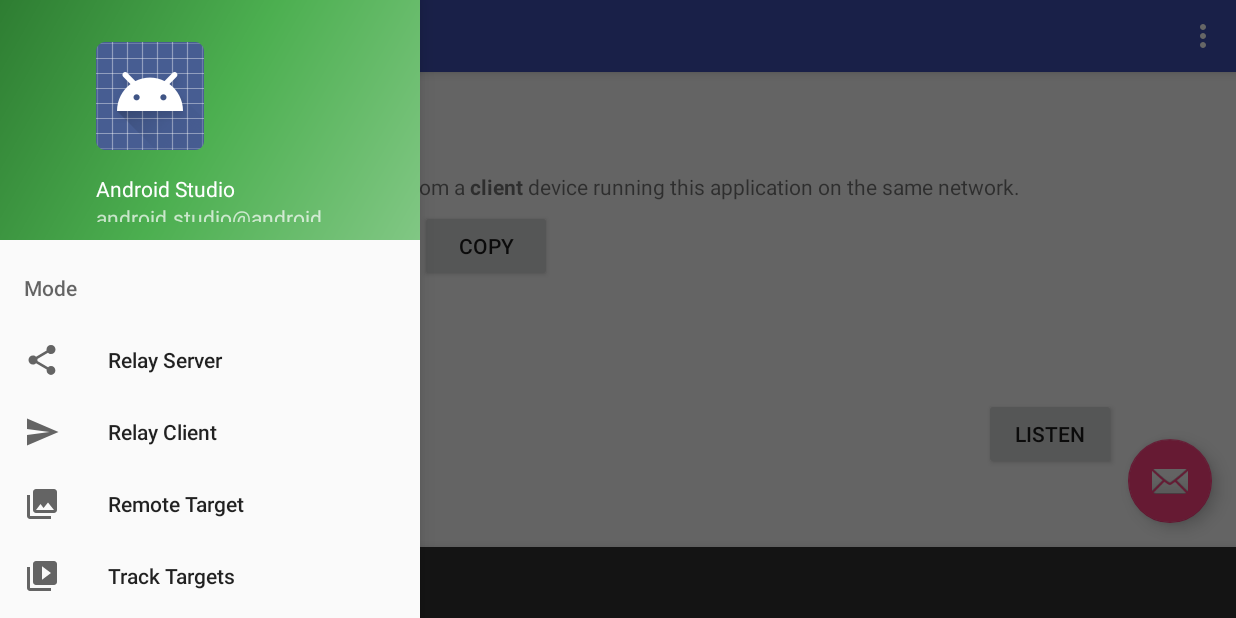
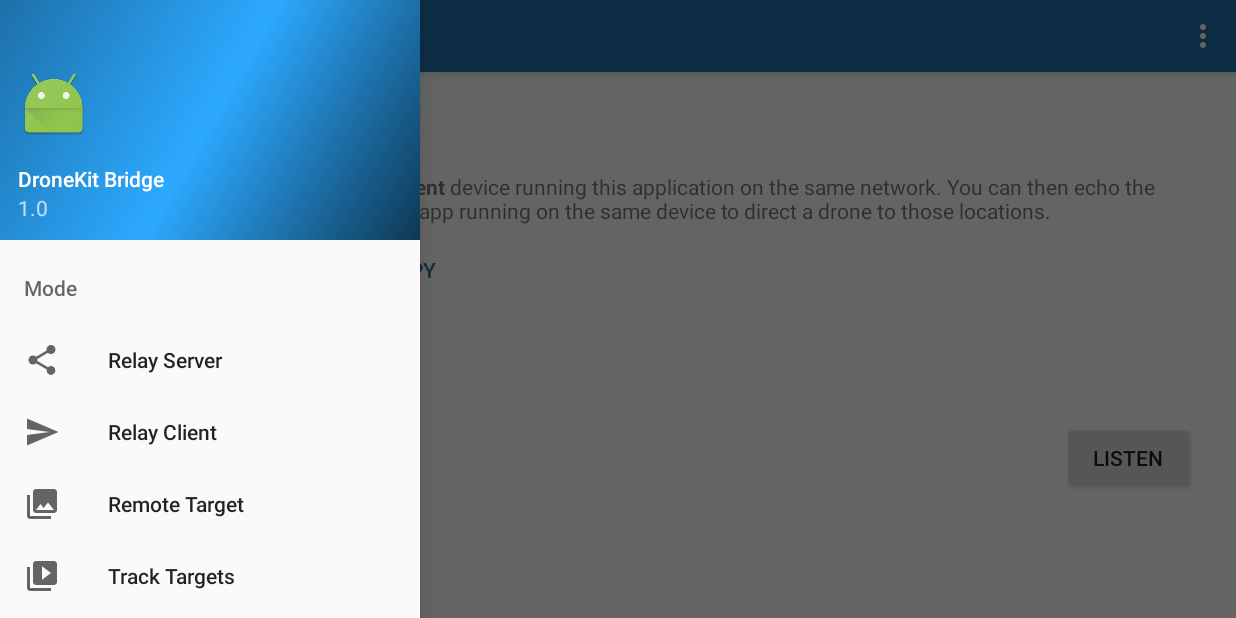
Before and after one commit to STMPNGRND/DroneKitBridge, an Android app: the screen it shows after launch (MainActivity), after a tap on "Open navigation drawer", on a phone screen of 824 x 412 dp (held sideways). Run offline under Robolectric (Android 15) with nearby library versions, the phone set to English and light mode, and no system bars; network calls fail; 1 other tap on this screen came first.

Commit message:
UI Cleanup

```diff
--- a/app/src/main/AndroidManifest.xml
+++ b/app/src/main/AndroidManifest.xml
@@ -27,7 +27,8 @@
         android:icon="@mipmap/ic_launcher"
         android:label="@string/app_name"
         android:supportsRtl="true"
-        android:theme="@style/AppTheme">
+        android:theme="@style/AppTheme"
+        >
 
         <meta-data
             android:name="com.google.android.maps.v2.API_KEY"
--- a/app/src/main/java/com/fognl/dronekitbridge/MainActivity.java
+++ b/app/src/main/java/com/fognl/dronekitbridge/MainActivity.java
@@ -3,9 +3,7 @@ package com.fognl.dronekitbridge;
 import android.content.pm.PackageManager;
 import android.net.Uri;
 import android.os.Bundle;
-import android.support.design.widget.FloatingActionButton;
 import android.support.design.widget.NavigationView;
-import android.support.design.widget.Snackbar;
 import android.support.v4.app.Fragment;
 import android.support.v4.view.GravityCompat;
 import android.support.v4.widget.DrawerLayout;
@@ -14,7 +12,6 @@ import android.support.v7.app.AppCompatActivity;
 import android.support.v7.widget.Toolbar;
 import android.view.Menu;
 import android.view.MenuItem;
-import android.view.View;
 
 import com.fognl.dronekitbridge.fragments.ClientFragment;
 import com.fognl.dronekitbridge.fragments.RemoteTargetFragment;
@@ -45,15 +42,6 @@ public class MainActivity extends AppCompatActivity
         setContentView(R.layout.activity_main);
         Toolbar toolbar = (Toolbar) findViewById(R.id.toolbar);
         setSupportActionBar(toolbar);
-
-        FloatingActionButton fab = (FloatingActionButton) findViewById(R.id.fab);
-        fab.setOnClickListener(new View.OnClickListener() {
-            @Override
-            public void onClick(View view) {
-                Snackbar.make(view, "Replace with your own action", Snackbar.LENGTH_LONG)
-                        .setAction("Action", null).show();
-            }
-        });
 
         DrawerLayout drawer = (DrawerLayout) findViewById(R.id.drawer_layout);
         ActionBarDrawerToggle toggle = new ActionBarDrawerToggle(
--- a/app/src/main/java/com/fognl/dronekitbridge/fragments/ServerFragment.java
+++ b/app/src/main/java/com/fognl/dronekitbridge/fragments/ServerFragment.java
@@ -134,6 +134,7 @@ public class ServerFragment extends Fragment {
     @Override
     public void onCreate(Bundle savedInstanceState) {
         super.onCreate(savedInstanceState);
+
 //        if (getArguments() != null) {
 //            mParam1 = getArguments().getString(ARG_PARAM1);
 //            mParam2 = getArguments().getString(ARG_PARAM2);
@@ -236,6 +237,8 @@ public class ServerFragment extends Fragment {
 
         ClipData clip = ClipData.newPlainText(getString(R.string.ip_addr_port), ip);
         clipMan.setPrimaryClip(clip);
+
+        Toast.makeText(getActivity(), R.string.toast_copied, Toast.LENGTH_SHORT).show();
     }
 
     void startServer() {
--- a/app/src/main/res/drawable/side_nav_bar.xml
+++ b/app/src/main/res/drawable/side_nav_bar.xml
@@ -2,8 +2,8 @@
        android:shape="rectangle">
     <gradient
         android:angle="135"
-        android:centerColor="#4CAF50"
-        android:endColor="#2E7D32"
-        android:startColor="#81C784"
+        android:startColor="@color/sideBarStart"
+        android:centerColor="@color/sideBarCenter"
+        android:endColor="@color/sideBarEnd"
         android:type="linear"/>
 </shape>
--- a/app/src/main/res/layout/app_bar_main.xml
+++ b/app/src/main/res/layout/app_bar_main.xml
@@ -24,12 +24,4 @@
 
     <include layout="@layout/content_main"/>
 
-    <android.support.design.widget.FloatingActionButton
-        android:id="@+id/fab"
-        android:layout_width="wrap_content"
-        android:layout_height="wrap_content"
-        android:layout_gravity="bottom|end"
-        android:layout_margin="@dimen/fab_margin"
-        android:src="@android:drawable/ic_dialog_email"/>
-
 </android.support.design.widget.CoordinatorLayout>
--- a/app/src/main/res/layout/fragment_server.xml
+++ b/app/src/main/res/layout/fragment_server.xml
@@ -55,6 +55,7 @@
                 android:layout_width="wrap_content"
                 android:layout_height="wrap_content"
                 android:text="@string/btn_copy"
+                style="@style/Button.NoBorder"
                 />
         </LinearLayout>
 
--- a/app/src/main/res/layout/nav_header_main.xml
+++ b/app/src/main/res/layout/nav_header_main.xml
@@ -9,26 +9,28 @@
     android:paddingLeft="@dimen/activity_horizontal_margin"
     android:paddingRight="@dimen/activity_horizontal_margin"
     android:paddingTop="@dimen/activity_vertical_margin"
-              android:theme="@style/ThemeOverlay.AppCompat.Dark">
+    android:theme="@style/ThemeOverlay.AppCompat.Dark"
+    >
 
     <ImageView
         android:id="@+id/imageView"
         android:layout_width="wrap_content"
         android:layout_height="wrap_content"
         android:paddingTop="@dimen/nav_header_vertical_spacing"
-        android:src="@android:drawable/sym_def_app_icon"/>
+        android:src="@mipmap/ic_launcher"/>
 
     <TextView
         android:layout_width="match_parent"
         android:layout_height="wrap_content"
         android:paddingTop="@dimen/nav_header_vertical_spacing"
-        android:text="Android Studio"
-        android:textAppearance="@style/TextAppearance.AppCompat.Body1"/>
+        android:text="@string/app_name"
+        android:textAppearance="@style/TextAppearance.AppCompat.Body2"/>
 
     <TextView
         android:id="@+id/textView"
         android:layout_width="wrap_content"
         android:layout_height="wrap_content"
-        android:text="android.studio@android.com"/>
+        android:text="@string/app_version"
+        />
 
 </LinearLayout>
--- a/app/src/main/res/values-w820dp/dimens.xml
+++ b/app/src/main/res/values-w820dp/dimens.xml
@@ -2,5 +2,6 @@
     <!-- Example customization of dimensions originally defined in res/values/dimens.xml
          (such as screen margins) for screens with more than 820dp of available width. This
          would include 7" and 10" devices in landscape (~960dp and ~1280dp respectively). -->
-    <dimen name="activity_horizontal_margin">64dp</dimen>
+    <dimen name="activity_horizontal_margin">12dp</dimen>
+    <dimen name="activity_vertical_margin">12dp</dimen>
 </resources>
--- a/app/src/main/res/values/colors.xml
+++ b/app/src/main/res/values/colors.xml
@@ -1,8 +1,16 @@
 <?xml version="1.0" encoding="utf-8"?>
 <resources>
-    <color name="colorPrimary">#3F51B5</color>
-    <color name="colorPrimaryDark">#303F9F</color>
-    <color name="colorAccent">#FF4081</color>
+    <color name="colorPrimary">#1d70a8</color>
+    <color name="colorPrimaryDark">#0e3854</color>
+    <color name="colorAccent">#2ca9ff</color>
+
+    <color name="sideBarStart">#0e3854</color>
+    <color name="sideBarCenter">#2ca9ff</color>
+    <color name="sideBarEnd">#1d70a8</color>
+
+    <!--<color name="sideBarStart">#81C784</color>-->
+    <!--<color name="sideBarCenter">#4CAF50</color>-->
+    <!--<color name="sideBarEnd">#2E7D32</color>-->
 
     <color name="text_title">#FF232323</color>
     <color name="text_tip">#FF676767</color>
--- a/app/src/main/res/values/dimens.xml
+++ b/app/src/main/res/values/dimens.xml
@@ -3,8 +3,8 @@
     <dimen name="nav_header_vertical_spacing">16dp</dimen>
     <dimen name="nav_header_height">160dp</dimen>
     <!-- Default screen margins, per the Android Design guidelines. -->
-    <dimen name="activity_horizontal_margin">12dp</dimen>
-    <dimen name="activity_vertical_margin">12dp</dimen>
+    <dimen name="activity_horizontal_margin">8dp</dimen>
+    <dimen name="activity_vertical_margin">8dp</dimen>
     <dimen name="fab_margin">16dp</dimen>
 
     <dimen name="padding_tiny">1dip</dimen>
--- a/app/src/main/res/values/strings.xml
+++ b/app/src/main/res/values/strings.xml
@@ -1,5 +1,6 @@
 <resources>
     <string name="app_name">DroneKit Bridge</string>
+    <string name="app_version">1.0</string>
 
     <string name="navigation_drawer_open">Open navigation drawer</string>
     <string name="navigation_drawer_close">Close navigation drawer</string>
@@ -28,8 +29,9 @@
     <string name="btn_stop">Stop</string>
 
     <!-- ServerFragment -->
-    <string name="title_fragment_server">Server</string>
-    <string name="summary_fragment_server">Use this to receive messages from a <b>client</b> device running this application on the same network.</string>
+    <string name="title_fragment_server">Relay Server</string>
+    <string name="summary_fragment_server">Use this to receive messages from a <b>client</b> device running this application on the same network.
+    You can then echo the location messages to <b>Tower</b> or another app running on the same device to direct a drone to those locations.</string>
     <string name="toast_server_stopped">Server Stopped</string>
     <string name="toast_client_connected">Client connected</string>
     <string name="toast_client_disconnected">Client disconnected</string>
@@ -37,19 +39,25 @@
     <string name="chk_log_output">Log output</string>
     <string name="chk_relay_locations">Relay target locations</string>
     <string name="ip_addr_port">IP Address and port</string>
+    <string name="toast_copied">Copied to clipboard</string>
 
     <!-- ClientFragment -->
-    <string name="title_fragment_client">Client</string>
-    <string name="summary_fragment_client">Use this to send messages to a <b>server</b> device running this application on the same network.</string>
+    <string name="title_fragment_client">Relay Client</string>
+    <string name="summary_fragment_client">Use this to send messages to a <b>server</b> device running this application on the same network.
+    Click <b>Send drone locations from Tower</b> to receive them from Tower and send them to the other device. (This is useful
+        if you want a drone controlled by Tower on the other device to follow the one controlled by Tower on <i>this</i> device.)
+    Click <b>Send my locations</b> to send <i>your</i> location to the other device.</string>
     <string name="toast_client_connect_failed">Connection to server failed.</string>
-
     <string name="lbl_location_options">Locations:</string>
     <string name="rdo_drone_location">Send drone locations from Tower</string>
     <string name="rdo_my_location">Send my locations</string>
 
     <!-- RemoteTrackFragment -->
-    <string name="title_fragment_remote_track">Remote Tracking</string>
-    <string name="summary_fragment_remote_track">Use this to let the drone track your location as you move around.</string>
+    <string name="title_fragment_remote_track">Remote Target</string>
+    <string name="summary_fragment_remote_track">Use this to let the drone track your location as you move around.
+        Your location will be sent to a server. The <b>Track Targets</b> mode of the app on the device running
+        Tower will retrieve them and send them to Tower and to the drone, which will follow you.\n\n
+    <b>Note:</b> You need to have a good internet connection.</string>
     <string name="lbl_groupId">Group ID:</string>
     <string name="hint_groupId">Any unique group id</string>
     <string name="lbl_userId">User ID:</string>
@@ -59,7 +67,11 @@
 
     <!-- TrackerFragment -->
     <string name="title_fragment_tracker">Track Targets</string>
-    <string name="summary_fragment_tracker">Use this to track multiple remote targets. Select a group to monitor, and the members of the group will show on the map as they move. To follow a specific target, select it.</string>
+    <string name="summary_fragment_tracker">Use this to track multiple remote targets.
+        Select a group to monitor, and the members of the group will show on the map as they move.
+        To follow a specific target, select it on the map. To stop following a target, click
+    <b>Stop Following</b>. Specify whether to send location messages to Tower on this device,
+    or to send the locations to a <b>Relay Server</b> mode of this app on a different device.</string>
     <string name="lbl_group">Group:</string>
     <string name="chk_pan_map">Pan to follow targets</string>
     <string name="follow_user_fmt">Following %s</string>
--- a/app/src/main/res/values/styles.xml
+++ b/app/src/main/res/values/styles.xml
@@ -63,6 +63,7 @@
     </style>
 
     <style name="Button.NoBorder">
+        <item name="android:textColor">@color/colorPrimary</item>
         <item name="android:background">@null</item>
     </style>
 
```
Lines whose indentation alone changed are shown as unchanged.
